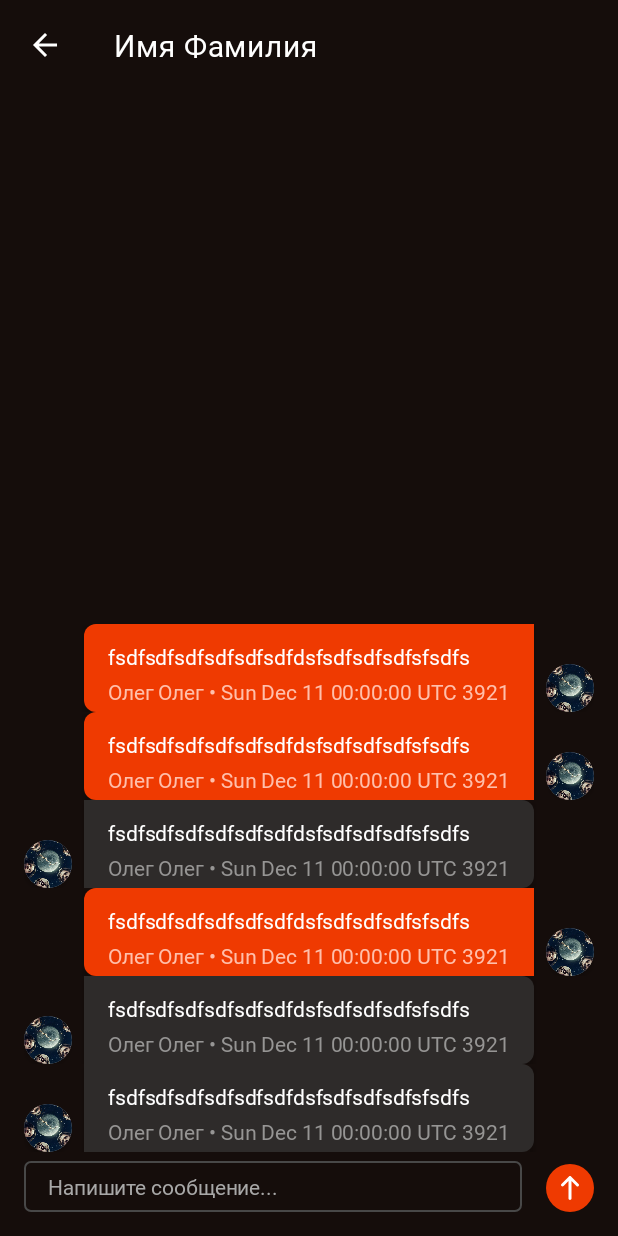
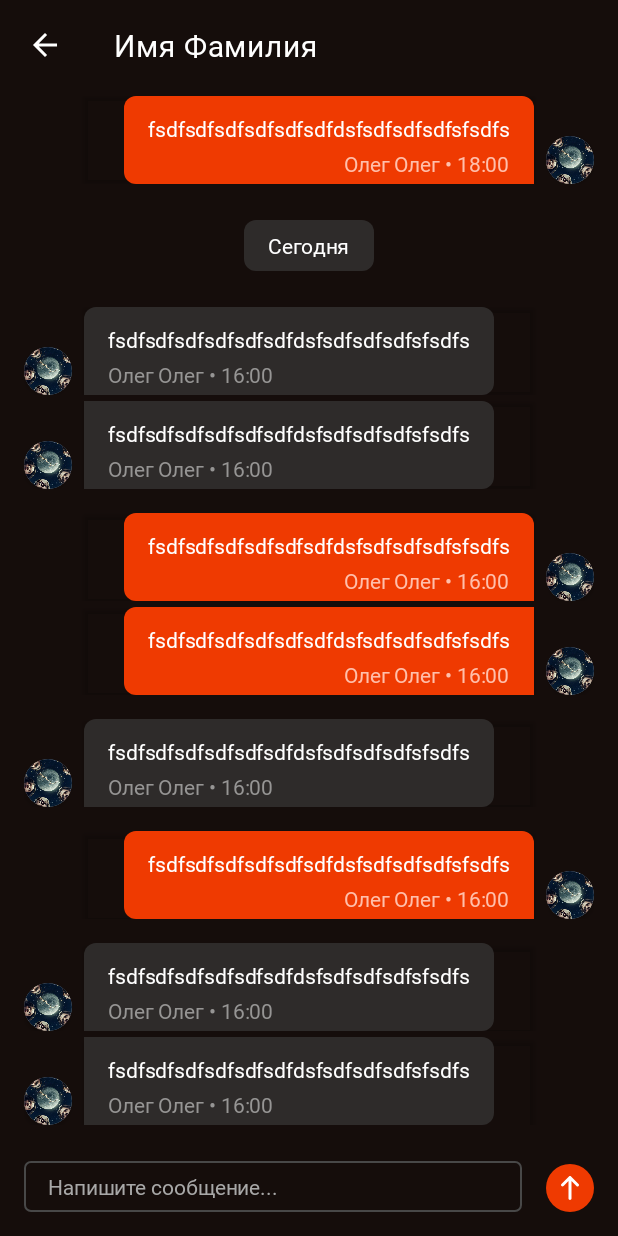
Before and after one commit to TitTolkachev/WorldCinema, an Android app: the ChatFragment screen opened through its navigation route, on a phone screen of 412 x 824 dp. Run offline under Robolectric (Android 15) with nearby library versions, the phone set to English and light mode, and no system bars.

Commit message:
Готовая верстка Chat Screen

```diff
--- a/app/src/main/java/com/example/worldcinema/ui/discussions/chat/ChatFragment.kt
+++ b/app/src/main/java/com/example/worldcinema/ui/discussions/chat/ChatFragment.kt
@@ -41,7 +41,11 @@ class ChatFragment : Fragment() {
 
     private fun initChatAdapter() {
 
-        binding.RecyclerViewChat.layoutManager = LinearLayoutManager(binding.root.context)
+        val adapterLayoutManager = LinearLayoutManager(binding.root.context)
+        binding.RecyclerViewChat.layoutManager = adapterLayoutManager.apply {
+            // reverseLayout = true
+            stackFromEnd = true
+        }
         adapter = ChatAdapter()
         binding.RecyclerViewChat.adapter = adapter
 
--- a/app/src/main/java/com/example/worldcinema/ui/discussions/chat/ChatViewModel.kt
+++ b/app/src/main/java/com/example/worldcinema/ui/discussions/chat/ChatViewModel.kt
@@ -4,7 +4,6 @@ import androidx.lifecycle.LiveData
 import androidx.lifecycle.MutableLiveData
 import androidx.lifecycle.ViewModel
 import com.example.worldcinema.ui.discussions.chat.model.Message
-import java.util.*
 
 class ChatViewModel : ViewModel() {
 
@@ -28,8 +27,18 @@ class ChatViewModel : ViewModel() {
 
         _messages.value = mutableListOf(
             Message(
+                "",
+                "3 сентября",
+                "",
+                "",
+                "",
+                "",
+                ""
+            ),
+            Message(
                 "1",
-                Date(2021, 11, 11),
+                "3 сентября",
+                "18:00",
                 "123",
                 "Олег Олег",
                 "",
@@ -37,7 +46,8 @@ class ChatViewModel : ViewModel() {
             ),
             Message(
                 "1",
-                Date(2021, 11, 11),
+                "3 сентября",
+                "18:00",
                 "123",
                 "Олег Олег",
                 "",
@@ -45,7 +55,8 @@ class ChatViewModel : ViewModel() {
             ),
             Message(
                 "1",
-                Date(2021, 11, 11),
+                "3 сентября",
+                "18:00",
                 "12",
                 "Олег Олег",
                 "",
@@ -53,7 +64,44 @@ class ChatViewModel : ViewModel() {
             ),
             Message(
                 "1",
-                Date(2021, 11, 11),
+                "3 сентября",
+                "18:00",
+                "123",
+                "Олег Олег",
+                "",
+                "fsdfsdfsdfsdfsdfsdfdsfsdfsdfsdfsfsdfs"
+            ),
+            Message(
+                "",
+                "Сегодня",
+                "",
+                "",
+                "",
+                "",
+                ""
+            ),
+            Message(
+                "1",
+                "4 сентября",
+                "16:00",
+                "12",
+                "Олег Олег",
+                "",
+                "fsdfsdfsdfsdfsdfsdfdsfsdfsdfsdfsfsdfs"
+            ),
+            Message(
+                "1",
+                "4 сентября",
+                "16:00",
+                "12",
+                "Олег Олег",
+                "",
+                "fsdfsdfsdfsdfsdfsdfdsfsdfsdfsdfsfsdfs"
+            ),
+            Message(
+                "1",
+                "4 сентября",
+                "16:00",
                 "123",
                 "Олег Олег",
                 "",
@@ -61,7 +109,17 @@ class ChatViewModel : ViewModel() {
             ),
             Message(
                 "1",
-                Date(2021, 11, 11),
+                "4 сентября",
+                "16:00",
+                "123",
+                "Олег Олег",
+                "",
+                "fsdfsdfsdfsdfsdfsdfdsfsdfsdfsdfsfsdfs"
+            ),
+            Message(
+                "1",
+                "4 сентября",
+                "16:00",
                 "12",
                 "Олег Олег",
                 "",
@@ -69,7 +127,26 @@ class ChatViewModel : ViewModel() {
             ),
             Message(
                 "1",
-                Date(2021, 11, 11),
+                "4 сентября",
+                "16:00",
+                "123",
+                "Олег Олег",
+                "",
+                "fsdfsdfsdfsdfsdfsdfdsfsdfsdfsdfsfsdfs"
+            ),
+            Message(
+                "1",
+                "4 сентября",
+                "16:00",
+                "12",
+                "Олег Олег",
+                "",
+                "fsdfsdfsdfsdfsdfsdfdsfsdfsdfsdfsfsdfs"
+            ),
+            Message(
+                "1",
+                "4 сентября",
+                "16:00",
                 "12",
                 "Олег Олег",
                 "",
--- a/app/src/main/java/com/example/worldcinema/ui/discussions/chat/adapter/ChatAdapter.kt
+++ b/app/src/main/java/com/example/worldcinema/ui/discussions/chat/adapter/ChatAdapter.kt
@@ -7,7 +7,6 @@ import androidx.recyclerview.widget.RecyclerView
 import com.example.worldcinema.R
 import com.example.worldcinema.databinding.*
 import com.example.worldcinema.ui.discussions.chat.model.Message
-import java.util.Date
 
 class ChatAdapter :
     RecyclerView.Adapter<RecyclerView.ViewHolder>() {
@@ -29,27 +28,84 @@ class ChatAdapter :
     class DefaultMessageViewHolder(val binding: ChatDefaultMessageItemBinding) :
         RecyclerView.ViewHolder(binding.root) {
 
-        fun bind(message: Message, position: Int) {
+        fun bind(message: Message, shape: ChatItemShape, bottomPadding: ChatItemPadding) {
             // TODO(Найти картинку в интернете)
+
+            if (shape == ChatItemShape.Rounded) {
+                binding.ChatDefaultMessageConstraintLayout.setBackgroundResource(R.drawable.chat_top_default_message_card_background)
+            }
+
+            if (bottomPadding == ChatItemPadding.ExtraBig) {
+                binding.root.setPadding(
+                    0, 0, 0,
+                    binding.root.context.resources.getDimension(R.dimen.chat_message_extra_big_padding)
+                        .toInt()
+                )
+            }
+            if (bottomPadding == ChatItemPadding.Big) {
+                binding.root.setPadding(
+                    0, 0, 0,
+                    binding.root.context.resources.getDimension(R.dimen.chat_message_big_padding)
+                        .toInt()
+                )
+            }
+            if (bottomPadding == ChatItemPadding.Small) {
+                binding.root.setPadding(
+                    0, 0, 0,
+                    binding.root.context.resources.getDimension(R.dimen.chat_message_small_padding)
+                        .toInt()
+                )
+            }
 
             with(binding) {
                 chatMessageAvatar.setImageResource(R.drawable.test_image)
                 textViewDefaultMessageText.text = message.text
-                "${message.authorName} • ${message.creationDateTime}".also { textViewDefaultMessageInfo.text = it }
+                "${message.authorName} • ${message.time}".also {
+                    textViewDefaultMessageInfo.text = it
+                }
             }
         }
     }
 
+
     class UserMessageViewHolder(val binding: ChatUserMessageItemBinding) :
         RecyclerView.ViewHolder(binding.root) {
 
-        fun bind(message: Message, position: Int) {
+        fun bind(message: Message, shape: ChatItemShape, bottomPadding: ChatItemPadding) {
             // TODO(Найти картинку в интернете)
+
+            if (shape == ChatItemShape.Rounded) {
+                binding.ChatUserMessageConstraintLayout.setBackgroundResource(R.drawable.chat_top_user_message_card_background)
+            }
+
+            if (bottomPadding == ChatItemPadding.ExtraBig) {
+                binding.root.setPadding(
+                    0, 0, 0,
+                    binding.root.context.resources.getDimension(R.dimen.chat_message_extra_big_padding)
+                        .toInt()
+                )
+            }
+            if (bottomPadding == ChatItemPadding.Big) {
+                binding.root.setPadding(
+                    0, 0, 0,
+                    binding.root.context.resources.getDimension(R.dimen.chat_message_big_padding)
+                        .toInt()
+                )
+            }
+            if (bottomPadding == ChatItemPadding.Small) {
+                binding.root.setPadding(
+                    0, 0, 0,
+                    binding.root.context.resources.getDimension(R.dimen.chat_message_small_padding)
+                        .toInt()
+                )
+            }
 
             with(binding) {
                 chatMessageAvatar.setImageResource(R.drawable.test_image)
                 textViewUserMessageText.text = message.text
-                "${message.authorName} • ${message.creationDateTime}".also { textViewUserMessageInfo.text = it }
+                "${message.authorName} • ${message.time}".also {
+                    textViewUserMessageInfo.text = it
+                }
             }
         }
     }
@@ -57,9 +113,15 @@ class ChatAdapter :
     class DateViewHolder(val binding: ChatDateItemBinding) :
         RecyclerView.ViewHolder(binding.root) {
 
-        fun bind(date: Date, position: Int) {
-            // TODO(Сделать нормально)
-            binding.textViewMessageDate.text = date.day.toString()
+        fun bind(date: String, bottomPadding: ChatItemPadding) {
+            if (bottomPadding == ChatItemPadding.ExtraBig) {
+                binding.root.setPadding(
+                    0, 0, 0,
+                    binding.root.context.resources.getDimension(R.dimen.chat_message_extra_big_padding)
+                        .toInt()
+                )
+            }
+            binding.textViewMessageDate.text = date
         }
     }
 
@@ -102,16 +164,54 @@ class ChatAdapter :
         when (holder.itemViewType) {
             1 -> {
                 val viewHolder = holder as DefaultMessageViewHolder
-                viewHolder.bind(data[position], position)
+                val shape = calculateItemShape(position)
+                val bottomPadding = calculateBottomItemPadding(position)
+                viewHolder.bind(data[position], shape, bottomPadding)
             }
             2 -> {
                 val viewHolder = holder as UserMessageViewHolder
-                viewHolder.bind(data[position], position)
+                val shape = calculateItemShape(position)
+                val bottomPadding = calculateBottomItemPadding(position)
+                viewHolder.bind(data[position], shape, bottomPadding)
             }
             3 -> {
                 val viewHolder = holder as DateViewHolder
-                viewHolder.bind(data[position].creationDateTime, position)
+                val bottomPadding = calculateBottomItemPadding(position)
+                viewHolder.bind(data[position].date, bottomPadding)
             }
         }
     }
+
+    private fun calculateItemShape(position: Int): ChatItemShape {
+        if (position == 0)
+            return ChatItemShape.Rounded
+        if (data[position - 1].date != data[position].date)
+            return ChatItemShape.Rounded
+        if (data[position - 1].authorId != data[position].authorId)
+            return ChatItemShape.Rounded
+        return ChatItemShape.Rectangle
+    }
+
+    private fun calculateBottomItemPadding(position: Int): ChatItemPadding {
+        if (position == data.size - 1)
+            return ChatItemPadding.Big
+        if (data[position].messageId == "")
+            return ChatItemPadding.ExtraBig
+        if (data[position + 1].messageId == "")
+            return ChatItemPadding.ExtraBig
+        if (data[position + 1].authorId != data[position].authorId)
+            return ChatItemPadding.Big
+        return ChatItemPadding.Small
+    }
 }
+
+enum class ChatItemShape {
+    Rounded,
+    Rectangle
+}
+
+enum class ChatItemPadding {
+    Small,
+    Big,
+    ExtraBig
+}
--- a/app/src/main/java/com/example/worldcinema/ui/discussions/chat/model/Message.kt
+++ b/app/src/main/java/com/example/worldcinema/ui/discussions/chat/model/Message.kt
@@ -1,10 +1,9 @@
 package com.example.worldcinema.ui.discussions.chat.model
-
-import java.util.Date
 
 data class Message(
     val messageId: String,
-    val creationDateTime: Date,
+    val date: String,
+    val time: String,
     val authorId: String,
     val authorName: String,
     val authorAvatar: String,
--- /dev/null
+++ b/app/src/main/res/drawable/chat_date_item_background.xml
@@ -0,0 +1,9 @@
+<?xml version="1.0" encoding="utf-8"?>
+<selector xmlns:android="http://schemas.android.com/apk/res/android">
+    <item>
+        <shape android:shape="rectangle">
+            <solid android:color="@color/chat_default_message_background_color" />
+            <corners android:radius="8dp" />
+        </shape>
+    </item>
+</selector>
--- a/app/src/main/res/layout/chat_date_item.xml
+++ b/app/src/main/res/layout/chat_date_item.xml
@@ -1,7 +1,6 @@
 <?xml version="1.0" encoding="utf-8"?>
 <androidx.constraintlayout.widget.ConstraintLayout xmlns:android="http://schemas.android.com/apk/res/android"
     xmlns:app="http://schemas.android.com/apk/res-auto"
-    xmlns:tools="http://schemas.android.com/tools"
     android:layout_width="match_parent"
     android:layout_height="wrap_content">
 
@@ -9,6 +8,9 @@
         android:id="@+id/textViewMessageDate"
         android:layout_width="wrap_content"
         android:layout_height="wrap_content"
+        android:background="@drawable/chat_date_item_background"
+        android:paddingHorizontal="16dp"
+        android:paddingVertical="7dp"
         android:text="@string/default_text"
         android:textColor="@color/white"
         app:layout_constraintBottom_toBottomOf="parent"
--- a/app/src/main/res/layout/chat_default_message_item.xml
+++ b/app/src/main/res/layout/chat_default_message_item.xml
@@ -18,6 +18,7 @@
         app:layout_constraintStart_toEndOf="@+id/chatMessageAvatarCardView">
 
         <androidx.constraintlayout.widget.ConstraintLayout
+            android:id="@+id/ChatDefaultMessageConstraintLayout"
             android:layout_width="wrap_content"
             android:layout_height="wrap_content"
             android:layout_gravity="start"
--- a/app/src/main/res/layout/chat_user_message_item.xml
+++ b/app/src/main/res/layout/chat_user_message_item.xml
@@ -18,6 +18,7 @@
         app:layout_constraintStart_toStartOf="parent">
 
         <androidx.constraintlayout.widget.ConstraintLayout
+            android:id="@+id/ChatUserMessageConstraintLayout"
             android:layout_width="wrap_content"
             android:layout_height="wrap_content"
             android:layout_gravity="end"
--- a/app/src/main/res/layout/fragment_chat.xml
+++ b/app/src/main/res/layout/fragment_chat.xml
@@ -73,39 +73,23 @@
         app:layout_constraintEnd_toEndOf="parent"
         tools:ignore="SpeakableTextPresentCheck,TouchTargetSizeCheck" />
 
-    <ScrollView
-        android:layout_width="0dp"
+    <androidx.recyclerview.widget.RecyclerView
+        android:id="@+id/RecyclerViewChat"
+        android:layout_width="match_parent"
         android:layout_height="0dp"
         android:layout_marginStart="16dp"
         android:layout_marginTop="16dp"
         android:layout_marginEnd="16dp"
         android:layout_marginBottom="8dp"
-        android:overScrollMode="never"
+        android:clipToPadding="false"
+        android:overScrollMode="ifContentScrolls"
+        android:paddingTop="@dimen/chat_message_extra_big_padding"
         android:scrollbars="none"
-        app:flow_verticalAlign="bottom"
-        app:layout_constraintBottom_toTopOf="@+id/imageButtonSendMessage"
+        app:layout_constraintBottom_toTopOf="@+id/chatMessageInput"
         app:layout_constraintEnd_toEndOf="parent"
         app:layout_constraintStart_toStartOf="parent"
         app:layout_constraintTop_toBottomOf="@+id/textViewChatTitle"
-        app:layout_constraintVertical_bias="0.51">
-
-        <androidx.constraintlayout.widget.ConstraintLayout
-            android:layout_width="match_parent"
-            android:layout_height="wrap_content"
-            android:layout_gravity="bottom">
-
-            <androidx.recyclerview.widget.RecyclerView
-                android:id="@+id/RecyclerViewChat"
-                android:layout_width="match_parent"
-                android:layout_height="wrap_content"
-                android:overScrollMode="never"
-                android:scrollbars="none"
-                app:layout_constraintBottom_toBottomOf="parent"
-                app:layout_constraintEnd_toEndOf="parent"
-                app:layout_constraintStart_toStartOf="parent"
-                tools:itemCount="8"
-                tools:listitem="@layout/chat_user_message_item" />
-        </androidx.constraintlayout.widget.ConstraintLayout>
-    </ScrollView>
+        tools:itemCount="3"
+        tools:listitem="@layout/chat_user_message_item" />
 
 </androidx.constraintlayout.widget.ConstraintLayout>
--- a/app/src/main/res/values/dimens.xml
+++ b/app/src/main/res/values/dimens.xml
@@ -2,4 +2,8 @@
     <!-- Default screen margins, per the Android Design guidelines. -->
     <dimen name="activity_horizontal_margin">16dp</dimen>
     <dimen name="activity_vertical_margin">16dp</dimen>
+
+    <dimen name="chat_message_extra_big_padding">24dp</dimen>
+    <dimen name="chat_message_big_padding">16dp</dimen>
+    <dimen name="chat_message_small_padding">4dp</dimen>
 </resources>
```
